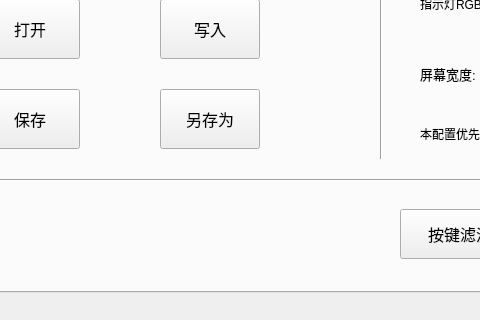
The window that widget.ui (mad0coding/Ethane-XVI-QT) describes before a commit, drawn with Qt 5; both pictures show x 122 to 602 and y 387 to 707 of the 1000 by 707 pixel window.
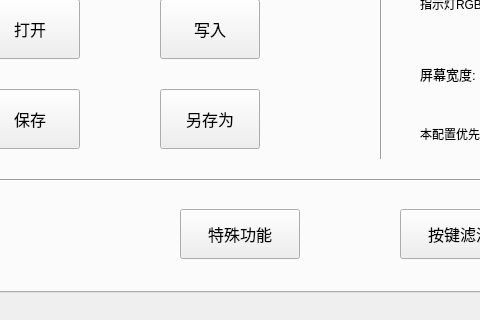
The same window after the commit.

Commit message: 增加特殊命令 统一异步操作-20241002

What changed in the file:
```diff
--- a/widget.ui
+++ b/widget.ui
@@ -996,6 +996,27 @@
       <string>按键滤波</string>
      </property>
     </widget>
+    <widget class="QPushButton" name="Bt_special">
+     <property name="geometry">
+      <rect>
+       <x>280</x>
+       <y>490</y>
+       <width>120</width>
+       <height>50</height>
+      </rect>
+     </property>
+     <property name="font">
+      <font>
+       <pointsize>12</pointsize>
+      </font>
+     </property>
+     <property name="focusPolicy">
+      <enum>Qt::NoFocus</enum>
+     </property>
+     <property name="text">
+      <string>特殊功能</string>
+     </property>
+    </widget>
    </widget>
    <widget class="QWidget" name="tab_k">
     <attribute name="title">
```
The commit also changes 10 other files.
